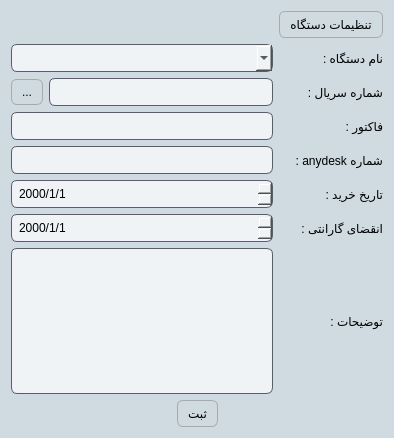
Before: the Qt Designer form productregister.ui in kia-far/QtDBS, drawn with Qt 5.
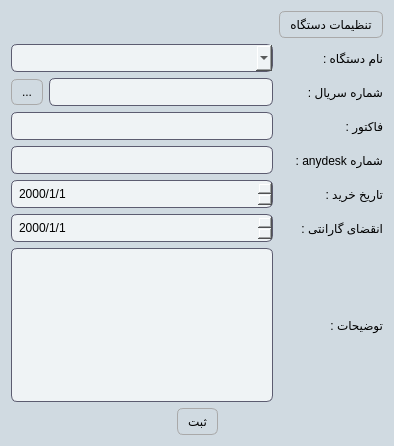
After: the same form once the commit is applied.

The edit to the form file:
```diff
--- a/productregister.ui
+++ b/productregister.ui
@@ -7,7 +7,7 @@
     <x>0</x>
     <y>0</y>
     <width>394</width>
-    <height>438</height>
+    <height>446</height>
    </rect>
   </property>
   <property name="windowTitle">
```
Left out of the diff: 7 changed lines with no effect on the pictures.
